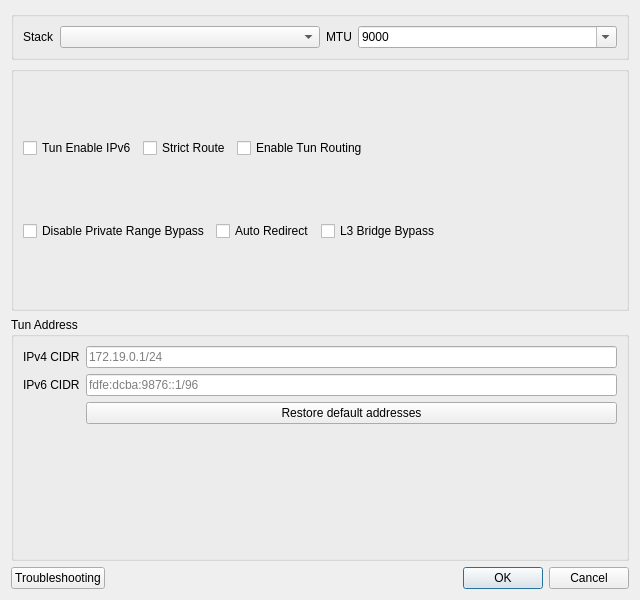
This is include/ui/setting/dialog_vpn_settings.ui in 0-Kutya-0/Throne as Qt 5 draws it before an edit. The edited form follows.
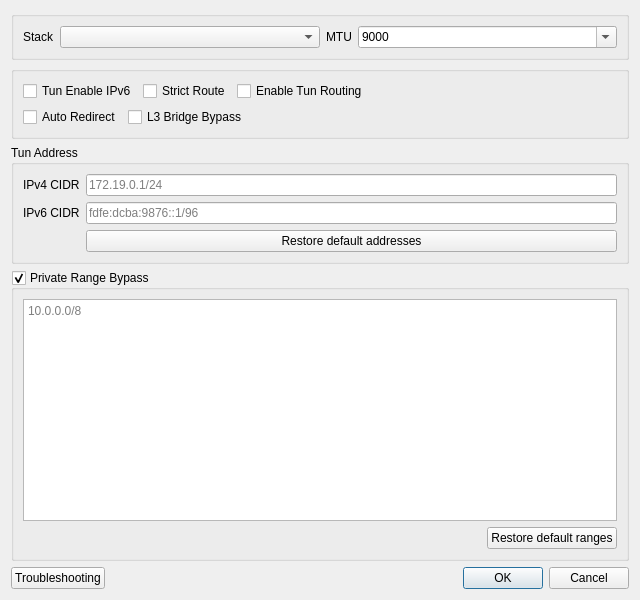
This is the edited form.

Commit message: allow altering private range bypass ranges

Diff of the .ui file:
```diff
--- a/include/ui/setting/dialog_vpn_settings.ui
+++ b/include/ui/setting/dialog_vpn_settings.ui
@@ -122,16 +122,6 @@
       </item>
       <item>
        <layout class="QHBoxLayout" name="checksRow2">
-        <item>
-         <widget class="QCheckBox" name="disable_priv_range">
-          <property name="toolTip">
-           <string>&lt;html&gt;&lt;head/&gt;&lt;body&gt;&lt;p&gt;Allows traffics destined for private ranges to be hijacked into The Core&lt;/p&gt;&lt;/body&gt;&lt;/html&gt;</string>
-          </property>
-          <property name="text">
-           <string>Disable Private Range Bypass</string>
-          </property>
-         </widget>
-        </item>
         <item>
          <widget class="QCheckBox" name="auto_redirect">
           <property name="toolTip">
@@ -214,6 +204,58 @@
      </layout>
     </widget>
    </item>
+   <item>
+    <widget class="QGroupBox" name="privRangeGroupBox">
+     <property name="toolTip">
+      <string>&lt;html&gt;&lt;head/&gt;&lt;body&gt;&lt;p&gt;Address ranges handed straight to the physical NIC instead of being routed through the core, one CIDR per line. Uncheck to let the core hijack private range traffic instead. Loopback and broadcast are always bypassed and cannot be listed here.&lt;/p&gt;&lt;/body&gt;&lt;/html&gt;</string>
+     </property>
+     <property name="title">
+      <string>Private Range Bypass</string>
+     </property>
+     <property name="checkable">
+      <bool>true</bool>
+     </property>
+     <layout class="QVBoxLayout" name="privRangeLayout">
+      <item>
+       <widget class="QPlainTextEdit" name="priv_ranges">
+        <property name="sizePolicy">
+         <sizepolicy hsizetype="Expanding" vsizetype="Expanding">
+          <horstretch>0</horstretch>
+          <verstretch>0</verstretch>
+         </sizepolicy>
+        </property>
+        <property name="placeholderText">
+         <string notr="true">10.0.0.0/8</string>
+        </property>
+       </widget>
+      </item>
+      <item>
+       <layout class="QHBoxLayout" name="privRangeButtonsRow">
+        <item>
+         <spacer name="privRangeButtonsSpacer">
+          <property name="orientation">
+           <enum>Qt::Orientation::Horizontal</enum>
+          </property>
+          <property name="sizeHint" stdset="0">
+           <size>
+            <width>40</width>
+            <height>20</height>
+           </size>
+          </property>
+         </spacer>
+        </item>
+        <item>
+         <widget class="QPushButton" name="restore_default_ranges">
+          <property name="text">
+           <string>Restore default ranges</string>
+          </property>
+         </widget>
+        </item>
+       </layout>
+      </item>
+     </layout>
+    </widget>
+   </item>
    <item>
     <layout class="QHBoxLayout" name="horizontalLayout_3">
      <item>
```
The commit also changes 7 other files.
